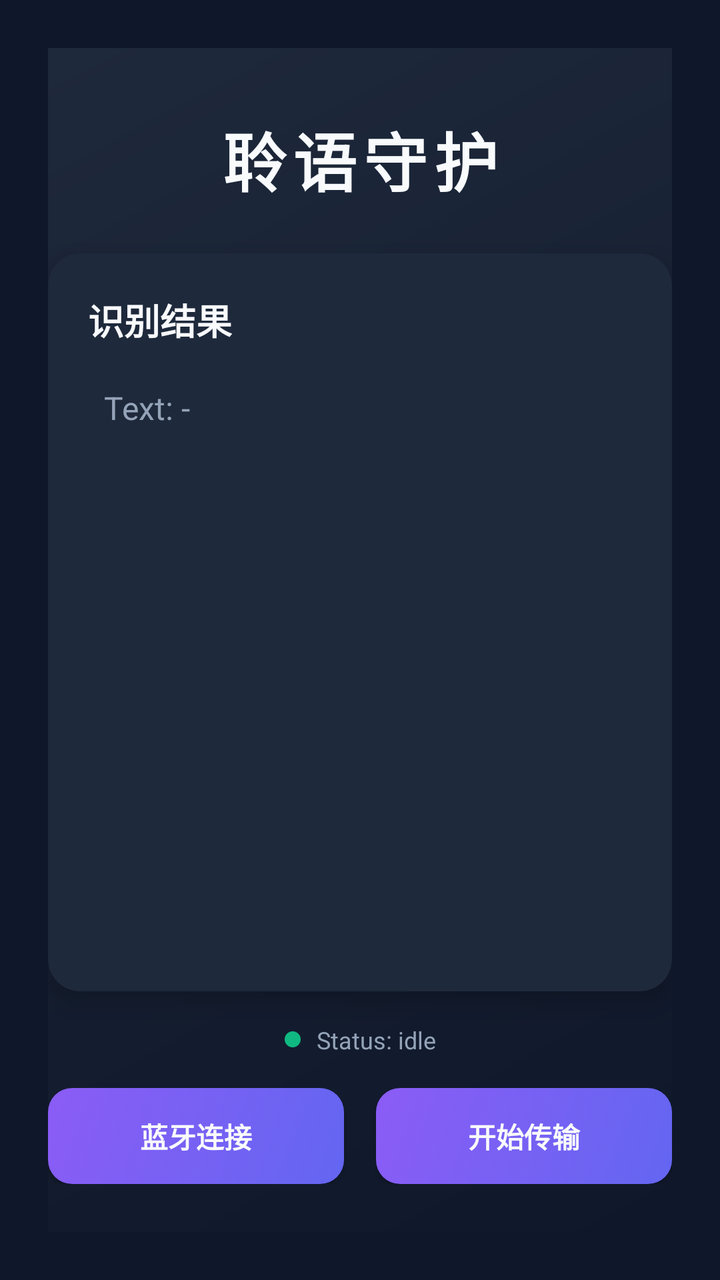
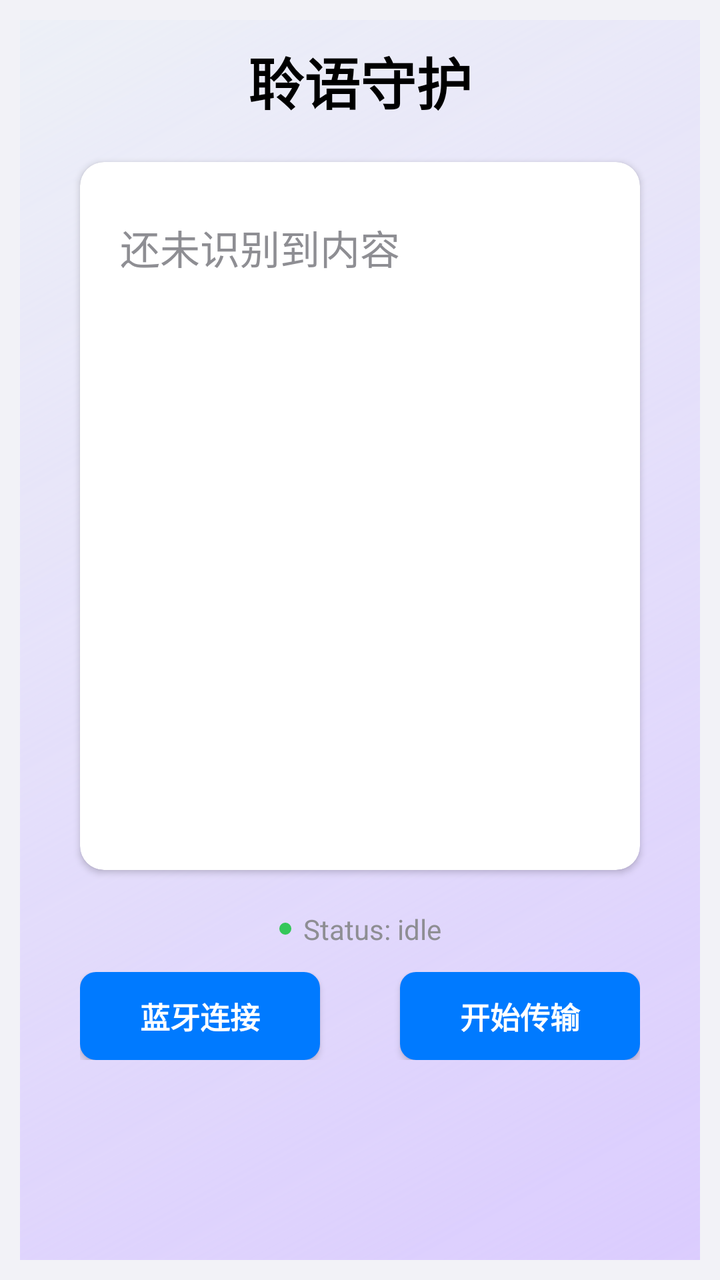

The first picture is an Android layout as it rendered before a commit; the second is the same layout after the commit. The layout source and the unified diff follow.
<!-- AndroidManifest.xml: application theme Theme.TransApp -->
<!-- res/layout/activity_main.xml -->
<?xml version="1.0" encoding="utf-8"?>
<androidx.constraintlayout.widget.ConstraintLayout xmlns:android="http://schemas.android.com/apk/res/android"
    xmlns:app="http://schemas.android.com/apk/res-auto"
    xmlns:tools="http://schemas.android.com/tools"
    android:layout_width="match_parent"
    android:layout_height="match_parent"
    android:background="@color/background"
    android:padding="24dp">

    <View
        android:id="@+id/backgroundGradient"
        android:layout_width="0dp"
        android:layout_height="0dp"
        android:background="@drawable/gradient_background"
        app:layout_constraintBottom_toBottomOf="parent"
        app:layout_constraintEnd_toEndOf="parent"
        app:layout_constraintStart_toStartOf="parent"
        app:layout_constraintTop_toTopOf="parent" />

    <TextView
        android:id="@+id/txtTitle"
        android:layout_width="wrap_content"
        android:layout_height="wrap_content"
        android:layout_marginTop="32dp"
        android:text="聆语守护"
        android:textColor="@color/text_primary"
        android:textSize="32sp"
        android:textStyle="bold"
        android:letterSpacing="0.1"
        app:layout_constraintEnd_toEndOf="parent"
        app:layout_constraintStart_toStartOf="parent"
        app:layout_constraintTop_toTopOf="parent" />

    <androidx.cardview.widget.CardView
        android:id="@+id/cardResult"
        android:layout_width="0dp"
        android:layout_height="0dp"
        android:layout_marginTop="24dp"
        android:layout_marginBottom="16dp"
        app:cardBackgroundColor="@color/surface"
        app:cardCornerRadius="16dp"
        app:cardElevation="8dp"
        app:layout_constraintBottom_toTopOf="@+id/statusContainer"
        app:layout_constraintEnd_toEndOf="parent"
        app:layout_constraintStart_toStartOf="parent"
        app:layout_constraintTop_toBottomOf="@+id/txtTitle">

        <LinearLayout
            android:layout_width="match_parent"
            android:layout_height="match_parent"
            android:orientation="vertical"
            android:padding="20dp">

            <TextView
                android:layout_width="wrap_content"
                android:layout_height="wrap_content"
                android:text="识别结果"
                android:textColor="@color/text_primary"
                android:textSize="18sp"
                android:textStyle="bold" />

            <ScrollView
                android:layout_width="match_parent"
                android:layout_height="0dp"
                android:layout_marginTop="12dp"
                android:layout_weight="1">

                <TextView
                    android:id="@+id/txtResult"
                    android:layout_width="match_parent"
                    android:layout_height="wrap_content"
                    android:text="Text: -"
                    android:textColor="@color/text_secondary"
                    android:textSize="16sp"
                    android:lineSpacingExtra="6dp"
                    android:padding="8dp" />
            </ScrollView>
        </LinearLayout>
    </androidx.cardview.widget.CardView>

    <LinearLayout
        android:id="@+id/statusContainer"
        android:layout_width="wrap_content"
        android:layout_height="wrap_content"
        android:layout_marginBottom="16dp"
        android:orientation="horizontal"
        android:gravity="center_vertical"
        app:layout_constraintBottom_toTopOf="@+id/buttonContainer"
        app:layout_constraintEnd_toEndOf="parent"
        app:layout_constraintStart_toStartOf="parent">

        <View
            android:id="@+id/statusIndicator"
            android:layout_width="8dp"
            android:layout_height="8dp"
            android:background="@drawable/status_indicator"
            android:layout_marginEnd="8dp" />

        <TextView
            android:id="@+id/txtStatus"
            android:layout_width="wrap_content"
            android:layout_height="wrap_content"
            android:text="Status: idle"
            android:textColor="@color/text_secondary"
            android:textSize="12sp" />
    </LinearLayout>

    <LinearLayout
        android:id="@+id/buttonContainer"
        android:layout_width="0dp"
        android:layout_height="wrap_content"
        android:layout_marginBottom="24dp"
        android:orientation="horizontal"
        android:gravity="center"
        app:layout_constraintBottom_toBottomOf="parent"
        app:layout_constraintEnd_toEndOf="parent"
        app:layout_constraintStart_toStartOf="parent">

        <Button
            android:id="@+id/btnConnect"
            android:layout_width="0dp"
            android:layout_height="48dp"
            android:layout_weight="1"
            android:layout_marginEnd="8dp"
            android:background="@drawable/button_gradient"
            android:text="蓝牙连接"
            android:textColor="@color/text_primary"
            android:textSize="14sp"
            android:textStyle="bold" />

        <Button
            android:id="@+id/btnStart"
            android:layout_width="0dp"
            android:layout_height="48dp"
            android:layout_weight="1"
            android:layout_marginStart="8dp"
            android:background="@drawable/button_gradient"
            android:text="开始传输"
            android:textColor="@color/text_primary"
            android:textSize="14sp"
            android:textStyle="bold" />
    </LinearLayout>

</androidx.constraintlayout.widget.ConstraintLayout>
<!-- resources referenced by this layout -->
<resources>
  <color name="background">#0f172a</color>
  <color name="surface">#1e293b</color>
  <color name="text_primary">#f8fafc</color>
  <color name="text_secondary">#94a3b8</color>
  <!-- drawable button_gradient (drawable) -->
  <?xml version="1.0" encoding="utf-8"?>
  <selector xmlns:android="http://schemas.android.com/apk/res/android">
      <item android:state_pressed="true">
          <shape android:shape="rectangle">
              <corners android:radius="12dp" />
              <gradient
                  android:angle="135"
                  android:endColor="#7c3aed"
                  android:startColor="#4f46e5"
                  android:type="linear" />
          </shape>
      </item>
      <item>
          <shape android:shape="rectangle">
              <corners android:radius="12dp" />
              <gradient
                  android:angle="135"
                  android:endColor="#8b5cf6"
                  android:startColor="#6366f1"
                  android:type="linear" />
          </shape>
      </item>
  </selector>
  <!-- drawable gradient_background (drawable) -->
  <?xml version="1.0" encoding="utf-8"?>
  <shape xmlns:android="http://schemas.android.com/apk/res/android">
      <gradient
          android:angle="135"
          android:endColor="#1e293b"
          android:startColor="#0f172a"
          android:type="linear" />
  </shape>
  <!-- drawable status_indicator (drawable) -->
  <?xml version="1.0" encoding="utf-8"?>
  <selector xmlns:android="http://schemas.android.com/apk/res/android">
      <item android:state_enabled="false">
          <shape android:shape="oval">
              <solid android:color="@color/text_secondary" />
              <size
                  android:width="8dp"
                  android:height="8dp" />
          </shape>
      </item>
      <item>
          <shape android:shape="oval">
              <solid android:color="@color/success" />
              <size
                  android:width="8dp"
                  android:height="8dp" />
          </shape>
      </item>
  </selector>
  <style name="Theme.TransApp" parent="Theme.AppCompat.Light.NoActionBar">
          <item name="colorPrimary">#1F2937</item>
          <item name="colorPrimaryDark">#111827</item>
          <item name="colorAccent">#22C55E</item>
      </style>
  <color name="success">#10b981</color>
</resources>

<!-- the commit's change to res/layout/activity_main.xml (unified diff, before → after) -->
@@ -5,7 +5,7 @@
     android:layout_width="match_parent"
     android:layout_height="match_parent"
     android:background="@color/background"
-    android:padding="24dp">
+    android:padding="10dp">
 
     <View
         android:id="@+id/backgroundGradient"
@@ -21,12 +21,12 @@
         android:id="@+id/txtTitle"
         android:layout_width="wrap_content"
         android:layout_height="wrap_content"
-        android:layout_marginTop="32dp"
+        android:layout_marginTop="10dp"
         android:text="聆语守护"
         android:textColor="@color/text_primary"
-        android:textSize="32sp"
+        android:textSize="28sp"
         android:textStyle="bold"
-        android:letterSpacing="0.1"
+        android:fontFamily="sans-serif-medium"
         app:layout_constraintEnd_toEndOf="parent"
         app:layout_constraintStart_toStartOf="parent"
         app:layout_constraintTop_toTopOf="parent" />
@@ -35,11 +35,13 @@
         android:id="@+id/cardResult"
         android:layout_width="0dp"
         android:layout_height="0dp"
-        android:layout_marginTop="24dp"
-        android:layout_marginBottom="16dp"
+        android:layout_marginTop="20dp"
+        android:layout_marginBottom="20dp"
+        android:layout_marginStart="30dp"
+        android:layout_marginEnd="30dp"
         app:cardBackgroundColor="@color/surface"
-        app:cardCornerRadius="16dp"
-        app:cardElevation="8dp"
+        app:cardCornerRadius="12dp"
+        app:cardElevation="2dp"
         app:layout_constraintBottom_toTopOf="@+id/statusContainer"
         app:layout_constraintEnd_toEndOf="parent"
         app:layout_constraintStart_toStartOf="parent"
@@ -49,40 +51,43 @@
             android:layout_width="match_parent"
             android:layout_height="match_parent"
             android:orientation="vertical"
-            android:padding="20dp">
+            android:padding="16dp">
 
-            <TextView
-                android:layout_width="wrap_content"
-                android:layout_height="wrap_content"
-                android:text="识别结果"
-                android:textColor="@color/text_primary"
-                android:textSize="18sp"
-                android:textStyle="bold" />
+            
+            
+            
+            
+            
+            
+            
+            
 
             <ScrollView
                 android:layout_width="match_parent"
                 android:layout_height="0dp"
-                android:layout_marginTop="12dp"
+                android:layout_marginTop="8dp"
                 android:layout_weight="1">
 
                 <TextView
                     android:id="@+id/txtResult"
                     android:layout_width="match_parent"
                     android:layout_height="wrap_content"
-                    android:text="Text: -"
+                    android:fontFamily="sans-serif"
+                    android:lineSpacingExtra="4dp"
+                    android:padding="4dp"
+                    android:text="还未识别到内容"
                     android:textColor="@color/text_secondary"
-                    android:textSize="16sp"
-                    android:lineSpacingExtra="6dp"
-                    android:padding="8dp" />
+                    android:textSize="20sp" />
             </ScrollView>
         </LinearLayout>
     </androidx.cardview.widget.CardView>
 
+    
     <LinearLayout
         android:id="@+id/statusContainer"
         android:layout_width="wrap_content"
         android:layout_height="wrap_content"
-        android:layout_marginBottom="16dp"
+        android:layout_marginBottom="12dp"
         android:orientation="horizontal"
         android:gravity="center_vertical"
         app:layout_constraintBottom_toTopOf="@+id/buttonContainer"
@@ -91,10 +96,10 @@
 
         <View
             android:id="@+id/statusIndicator"
-            android:layout_width="8dp"
-            android:layout_height="8dp"
+            android:layout_width="6dp"
+            android:layout_height="6dp"
             android:background="@drawable/status_indicator"
-            android:layout_marginEnd="8dp" />
+            android:layout_marginEnd="6dp" />
 
         <TextView
             android:id="@+id/txtStatus"
@@ -102,14 +107,17 @@
             android:layout_height="wrap_content"
             android:text="Status: idle"
             android:textColor="@color/text_secondary"
-            android:textSize="12sp" />
+            android:textSize="14sp"
+            android:fontFamily="sans-serif" />
     </LinearLayout>
 
     <LinearLayout
         android:id="@+id/buttonContainer"
         android:layout_width="0dp"
         android:layout_height="wrap_content"
-        android:layout_marginBottom="24dp"
+        android:layout_marginBottom="100dp"
+        android:layout_marginStart="30dp"
+        android:layout_marginEnd="30dp"
         android:orientation="horizontal"
         android:gravity="center"
         app:layout_constraintBottom_toBottomOf="parent"
@@ -119,26 +127,30 @@
         <Button
             android:id="@+id/btnConnect"
             android:layout_width="0dp"
-            android:layout_height="48dp"
+            android:layout_height="44dp"
             android:layout_weight="1"
-            android:layout_marginEnd="8dp"
+            android:layout_marginEnd="20dp"
             android:background="@drawable/button_gradient"
             android:text="蓝牙连接"
-            android:textColor="@color/text_primary"
-            android:textSize="14sp"
-            android:textStyle="bold" />
+            android:textColor="@color/surface"
+            android:textSize="15sp"
+            android:textStyle="bold"
+            android:fontFamily="sans-serif-medium"
+            android:elevation="8dp" />
 
         <Button
             android:id="@+id/btnStart"
             android:layout_width="0dp"
-            android:layout_height="48dp"
+            android:layout_height="44dp"
             android:layout_weight="1"
-            android:layout_marginStart="8dp"
+            android:layout_marginStart="20dp"
             android:background="@drawable/button_gradient"
             android:text="开始传输"
-            android:textColor="@color/text_primary"
-            android:textSize="14sp"
-            android:textStyle="bold" />
+            android:textColor="@color/surface"
+            android:textSize="15sp"
+            android:textStyle="bold"
+            android:fontFamily="sans-serif-medium"
+            android:elevation="8dp" />
     </LinearLayout>
 
 </androidx.constraintlayout.widget.ConstraintLayout>
<!-- resource entries referenced after the edit -->
@@ -1,30 +1,22 @@
 <!-- resources referenced by this layout -->
 <resources>
-  <color name="background">#0f172a</color>
-  <color name="surface">#1e293b</color>
-  <color name="text_primary">#f8fafc</color>
-  <color name="text_secondary">#94a3b8</color>
+  <color name="background">#f2f2f7</color>
+  <color name="surface">#ffffff</color>
+  <color name="text_primary">#000000</color>
+  <color name="text_secondary">#8e8e93</color>
   <!-- drawable button_gradient (drawable) -->
   <?xml version="1.0" encoding="utf-8"?>
   <selector xmlns:android="http://schemas.android.com/apk/res/android">
       <item android:state_pressed="true">
           <shape android:shape="rectangle">
-              <corners android:radius="12dp" />
-              <gradient
-                  android:angle="135"
-                  android:endColor="#7c3aed"
-                  android:startColor="#4f46e5"
-                  android:type="linear" />
+              <corners android:radius="8dp" />
+              <solid android:color="#0354f5ff" />
           </shape>
       </item>
       <item>
           <shape android:shape="rectangle">
-              <corners android:radius="12dp" />
-              <gradient
-                  android:angle="135"
-                  android:endColor="#8b5cf6"
-                  android:startColor="#6366f1"
-                  android:type="linear" />
+              <corners android:radius="8dp" />
+              <solid android:color="#007aff" />
           </shape>
       </item>
   </selector>
@@ -33,8 +25,8 @@
   <shape xmlns:android="http://schemas.android.com/apk/res/android">
       <gradient
           android:angle="135"
-          android:endColor="#1e293b"
-          android:startColor="#0f172a"
+          android:endColor="#0a7dcfff"
+          android:startColor="#ddd7c6ff"
           android:type="linear" />
   </shape>
   <!-- drawable status_indicator (drawable) -->
@@ -44,16 +36,16 @@
           <shape android:shape="oval">
               <solid android:color="@color/text_secondary" />
               <size
-                  android:width="8dp"
-                  android:height="8dp" />
+                  android:width="6dp"
+                  android:height="6dp" />
           </shape>
       </item>
       <item>
           <shape android:shape="oval">
               <solid android:color="@color/success" />
               <size
-                  android:width="8dp"
-                  android:height="8dp" />
+                  android:width="6dp"
+                  android:height="6dp" />
           </shape>
       </item>
   </selector>
@@ -62,6 +54,6 @@
           <item name="colorPrimaryDark">#111827</item>
           <item name="colorAccent">#22C55E</item>
       </style>
-  <color name="success">#10b981</color>
+  <color name="success">#34c759</color>
 </resources>
 
